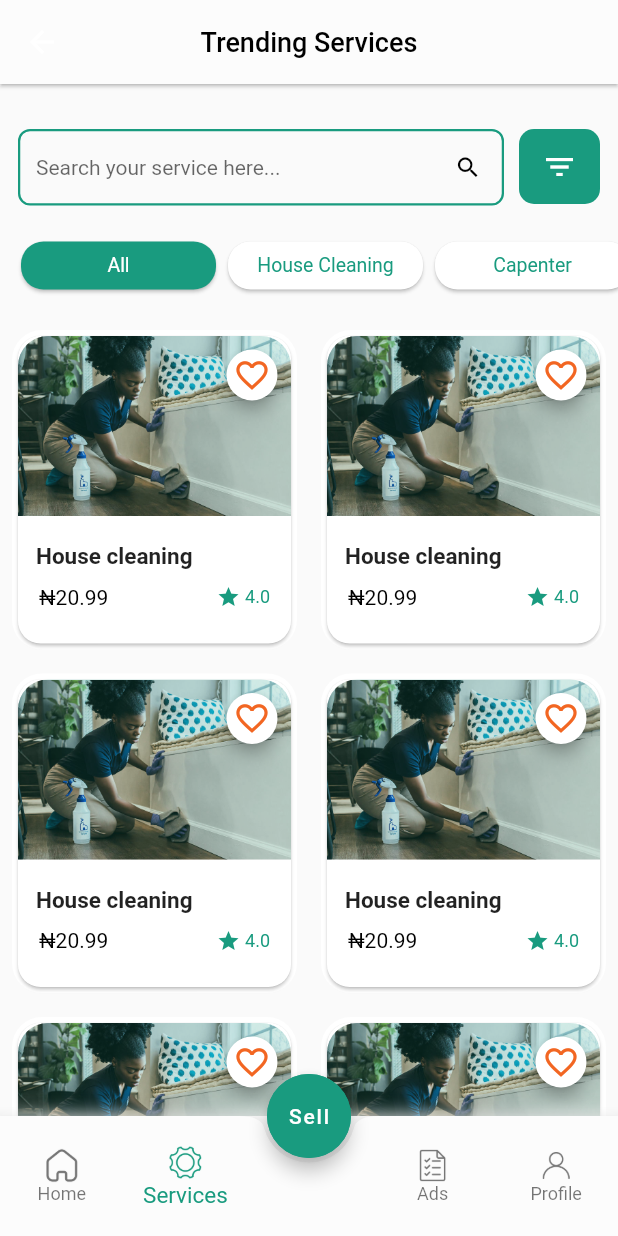
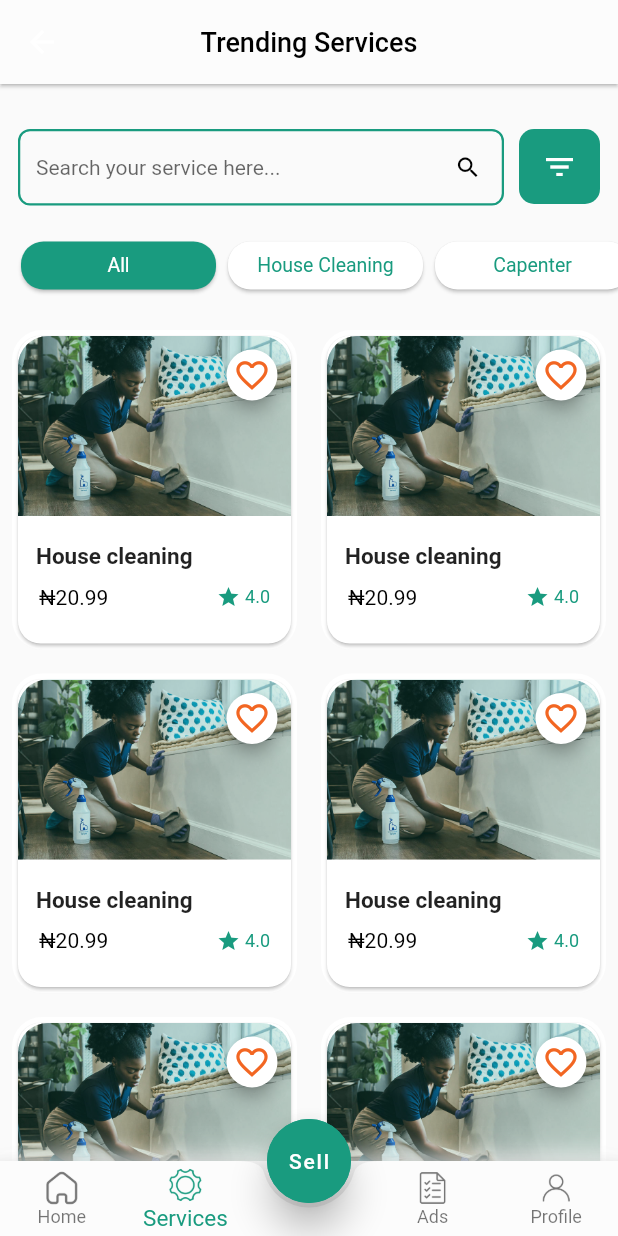
Before and after one commit to naztechnation/esalerz, a Flutter app: the HomePage screen opened by its route, item 2 of the bottom bar chosen, on a phone screen of 412 x 824 dp. Run offline on Flutter 3.47's test engine with Material 2 defaults, Android fonts, the phone set to English and light mode, and no system bars; our stand-ins replace flutter_secure_storage, flutter_svg, fluttertoast, ionicons; accounts and stored records are empty; Roboto replaces fonts that are missing (Montserrat).

Commit message:
reworked on homepage

```diff
--- a/lib/ui/homepage.dart
+++ b/lib/ui/homepage.dart
@@ -60,8 +60,8 @@ class _HomePageState extends State<HomePage> {
         floatingActionButton: Visibility(
           visible: !keyboardIsOpen,
           child: FloatingActionButton(
-            heroTag: "Scan",
-            elevation: 5,
+            heroTag: "Sell",
+            elevation: 10,
             backgroundColor: AppColors.lightPrimary,
             shape: RoundedRectangleBorder(
                 borderRadius: BorderRadius.circular(100.0),
@@ -73,10 +73,12 @@ class _HomePageState extends State<HomePage> {
           ),
         ),
       bottomNavigationBar: Container(
+        height: 50,
         decoration: const BoxDecoration( boxShadow: <BoxShadow>[
                 BoxShadow(
                   color: AppColors.cardColor,
-                  blurRadius: 10,
+                  blurRadius: 14,
+                  spreadRadius: 3
                 ),
               ],),
         child: FABBottomAppBar(
```
